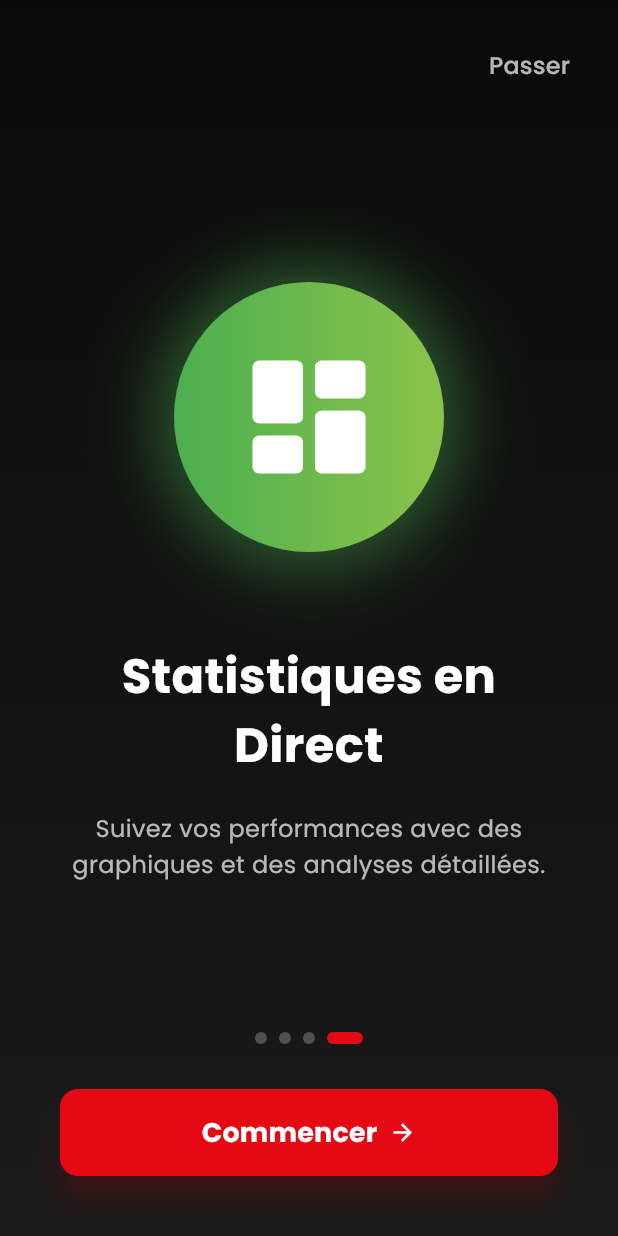
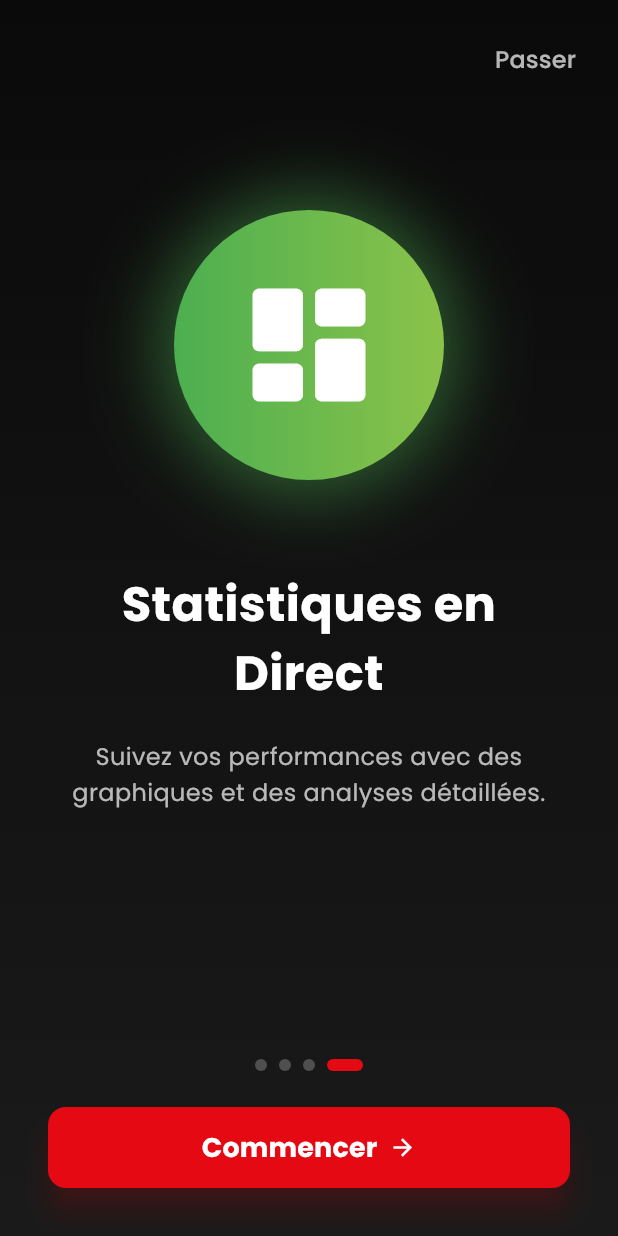
Before and after one commit to MohamedF2001/dashboard_cine, a Flutter app: the screen it shows after launch, swiped to page 4, on a phone screen of 412 x 824 dp. Run offline on Flutter 3.47's test engine with Material 3 defaults, Android fonts, the phone set to English and light mode, and no system bars; our stand-ins replace fl_chart, flutter_rating_bar, flutter_secure_storage, google_fonts, shimmer.

Commit message:
onboarding responsive et menu hambuger actif

```diff
--- a/lib/views/dashboard_layout.dart
+++ b/lib/views/dashboard_layout.dart
@@ -20,6 +20,7 @@ class DashboardLayout extends StatefulWidget {
 
 class _DashboardLayoutState extends State<DashboardLayout> {
   int _selectedIndex = 0;
+  final GlobalKey<ScaffoldState> _scaffoldKey = GlobalKey<ScaffoldState>();
 
   final List<Map<String, dynamic>> _menuItems = [
     {
@@ -51,6 +52,7 @@ class _DashboardLayoutState extends State<DashboardLayout> {
   @override
   Widget build(BuildContext context) {
     return Scaffold(
+      key: _scaffoldKey,
       body: Row(
         children: [
           // Sidebar - visible seulement sur desktop
@@ -286,7 +288,8 @@ class _DashboardLayoutState extends State<DashboardLayout> {
               IconButton(
                 icon: Icon(Icons.menu, color: Colors.white),
                 onPressed: () {
-                  Scaffold.of(context).openDrawer();
+                  //Scaffold.of(context).openDrawer();
+                  _scaffoldKey.currentState?.openDrawer();
                 },
               ),
 
--- a/lib/views/onboarding_screen.dart
+++ b/lib/views/onboarding_screen.dart
@@ -1,5 +1,5 @@
 // ===================================
-// FICHIER 2: lib/views/onboarding_screen.dart
+// FICHIER 2 : lib/views/onboarding_screen.dart
 // ===================================
 import 'package:flutter/material.dart';
 import 'dart:async';
@@ -55,7 +55,7 @@ class _OnboardingScreenState extends State<OnboardingScreen> {
   }
 
   void _startAutoSlide() {
-    _timer = Timer.periodic(Duration(seconds: 4), (timer) {
+    _timer = Timer.periodic(const Duration(seconds: 4), (timer) {
       if (_currentPage < _pages.length - 1) {
         _currentPage++;
       } else {
@@ -63,7 +63,7 @@ class _OnboardingScreenState extends State<OnboardingScreen> {
       }
       _pageController.animateToPage(
         _currentPage,
-        duration: Duration(milliseconds: 800),
+        duration: const Duration(milliseconds: 800),
         curve: Curves.easeInOut,
       );
     });
@@ -78,9 +78,11 @@ class _OnboardingScreenState extends State<OnboardingScreen> {
 
   @override
   Widget build(BuildContext context) {
+    final isSmallScreen = MediaQuery.of(context).size.height < 700;
+
     return Scaffold(
       body: Container(
-        decoration: BoxDecoration(
+        decoration: const BoxDecoration(
           gradient: LinearGradient(
             begin: Alignment.topCenter,
             end: Alignment.bottomCenter,
@@ -93,14 +95,14 @@ class _OnboardingScreenState extends State<OnboardingScreen> {
         child: SafeArea(
           child: Column(
             children: [
-              // Skip button
+              // Bouton "Passer"
               Align(
                 alignment: Alignment.topRight,
                 child: Padding(
-                  padding: EdgeInsets.all(20),
+                  padding: const EdgeInsets.all(16),
                   child: TextButton(
                     onPressed: () => _navigateToLogin(),
-                    child: Text(
+                    child: const Text(
                       'Passer',
                       style: TextStyle(
                         color: Colors.white70,
@@ -120,12 +122,12 @@ class _OnboardingScreenState extends State<OnboardingScreen> {
                   },
                   itemCount: _pages.length,
                   itemBuilder: (context, index) {
-                    return _buildPage(_pages[index]);
+                    return _buildResponsivePage(context, _pages[index]);
                   },
                 ),
               ),
 
-              // Indicators
+              // Indicateurs
               Row(
                 mainAxisAlignment: MainAxisAlignment.center,
                 children: List.generate(
@@ -133,16 +135,16 @@ class _OnboardingScreenState extends State<OnboardingScreen> {
                       (index) => _buildIndicator(index == _currentPage),
                 ),
               ),
-              SizedBox(height: 30),
+              const SizedBox(height: 24),
 
-              // Button
+              // Bouton suivant ou commencer
               Padding(
-                padding: EdgeInsets.symmetric(horizontal: 40),
+                padding: const EdgeInsets.symmetric(horizontal: 32),
                 child: _currentPage == _pages.length - 1
                     ? _buildGetStartedButton()
                     : _buildNextButton(),
               ),
-              SizedBox(height: 40),
+              const SizedBox(height: 32),
             ],
           ),
         ),
@@ -150,15 +152,25 @@ class _OnboardingScreenState extends State<OnboardingScreen> {
     );
   }
 
-  Widget _buildPage(OnboardingData data) {
-    return Padding(
-      padding: EdgeInsets.all(40),
+  Widget _buildResponsivePage(BuildContext context, OnboardingData data) {
+    final size = MediaQuery.of(context).size;
+    final isSmall = size.height < 700;
+
+    return SingleChildScrollView(
+      physics: const BouncingScrollPhysics(),
+      child: Padding(
+        padding: EdgeInsets.symmetric(
+          horizontal: isSmall ? 20 : 40,
+          vertical: isSmall ? 20 : 40,
+        ),
         child: Column(
           mainAxisAlignment: MainAxisAlignment.center,
           children: [
-          // Icon avec gradient
+            const SizedBox(height: 20),
+
+            // Icone avec gradient
             Container(
-            padding: EdgeInsets.all(40),
+              padding: EdgeInsets.all(isSmall ? 30 : 40),
               decoration: BoxDecoration(
                 shape: BoxShape.circle,
                 gradient: LinearGradient(colors: data.gradient),
@@ -172,47 +184,49 @@ class _OnboardingScreenState extends State<OnboardingScreen> {
               ),
               child: Icon(
                 data.icon,
-              size: 100,
+                size: isSmall ? 70 : 100,
                 color: Colors.white,
               ),
             ),
-          SizedBox(height: 60),
+            SizedBox(height: isSmall ? 30 : 60),
 
-          // Title
+            // Titre
             Text(
               data.title,
               textAlign: TextAlign.center,
               style: TextStyle(
-              fontSize: 32,
+                fontSize: isSmall ? 24 : 32,
                 fontWeight: FontWeight.bold,
                 color: Colors.white,
               ),
             ),
-          SizedBox(height: 20),
+            SizedBox(height: isSmall ? 12 : 20),
 
             // Description
             Text(
               data.description,
               textAlign: TextAlign.center,
               style: TextStyle(
-              fontSize: 16,
+                fontSize: isSmall ? 14 : 16,
                 color: Colors.white70,
                 height: 1.5,
               ),
             ),
+            const SizedBox(height: 30),
           ],
+        ),
       ),
     );
   }
 
   Widget _buildIndicator(bool isActive) {
     return AnimatedContainer(
-      duration: Duration(milliseconds: 300),
-      margin: EdgeInsets.symmetric(horizontal: 4),
+      duration: const Duration(milliseconds: 300),
+      margin: const EdgeInsets.symmetric(horizontal: 4),
       height: 8,
       width: isActive ? 24 : 8,
       decoration: BoxDecoration(
-        color: isActive ? Color(0xFFE50914) : Colors.white24,
+        color: isActive ? const Color(0xFFE50914) : Colors.white24,
         borderRadius: BorderRadius.circular(4),
       ),
     );
@@ -222,18 +236,18 @@ class _OnboardingScreenState extends State<OnboardingScreen> {
     return OutlinedButton(
       onPressed: () {
         _pageController.nextPage(
-          duration: Duration(milliseconds: 500),
+          duration: const Duration(milliseconds: 500),
           curve: Curves.easeInOut,
         );
       },
       style: OutlinedButton.styleFrom(
-        side: BorderSide(color: Color(0xFFE50914), width: 2),
-        padding: EdgeInsets.symmetric(vertical: 16),
+        side: const BorderSide(color: Color(0xFFE50914), width: 2),
+        padding: const EdgeInsets.symmetric(vertical: 14),
         shape: RoundedRectangleBorder(
           borderRadius: BorderRadius.circular(12),
         ),
       ),
-      child: Row(
+      child: const Row(
         mainAxisAlignment: MainAxisAlignment.center,
         children: [
           Text(
@@ -255,15 +269,15 @@ class _OnboardingScreenState extends State<OnboardingScreen> {
     return ElevatedButton(
       onPressed: () => _navigateToLogin(),
       style: ElevatedButton.styleFrom(
-        backgroundColor: Color(0xFFE50914),
-        padding: EdgeInsets.symmetric(vertical: 16),
+        backgroundColor: const Color(0xFFE50914),
+        padding: const EdgeInsets.symmetric(vertical: 14),
         shape: RoundedRectangleBorder(
           borderRadius: BorderRadius.circular(12),
         ),
         elevation: 8,
-        shadowColor: Color(0xFFE50914).withOpacity(0.5),
+        shadowColor: const Color(0xFFE50914).withOpacity(0.5),
       ),
-      child: Row(
+      child: const Row(
         mainAxisAlignment: MainAxisAlignment.center,
         children: [
           Text(
@@ -285,16 +299,17 @@ class _OnboardingScreenState extends State<OnboardingScreen> {
     Navigator.pushReplacement(
       context,
       PageRouteBuilder(
-        pageBuilder: (context, animation, secondaryAnimation) => LoginScreen(),
+        pageBuilder: (context, animation, secondaryAnimation) =>
+        const LoginScreen(),
         transitionsBuilder: (context, animation, secondaryAnimation, child) {
-          var tween = Tween(begin: Offset(1.0, 0.0), end: Offset.zero)
+          var tween = Tween(begin: const Offset(1.0, 0.0), end: Offset.zero)
               .chain(CurveTween(curve: Curves.easeInOut));
           return SlideTransition(
             position: animation.drive(tween),
             child: child,
           );
         },
-        transitionDuration: Duration(milliseconds: 500),
+        transitionDuration: const Duration(milliseconds: 500),
       ),
     );
   }
```
Lines whose indentation alone changed are shown as unchanged.
